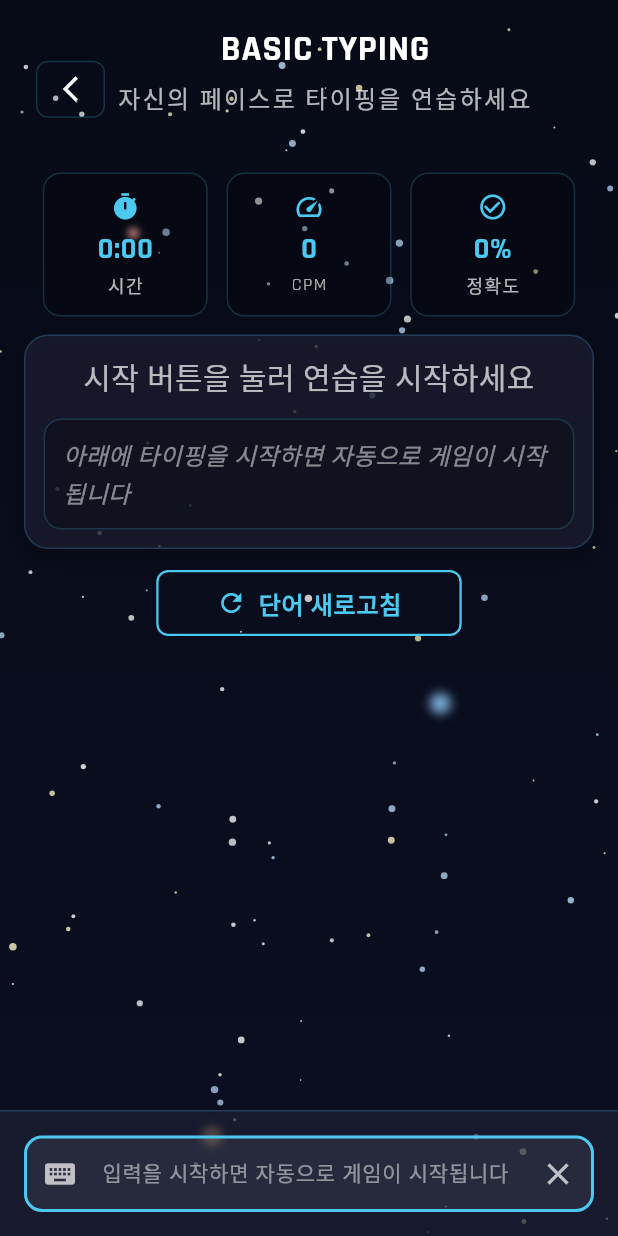
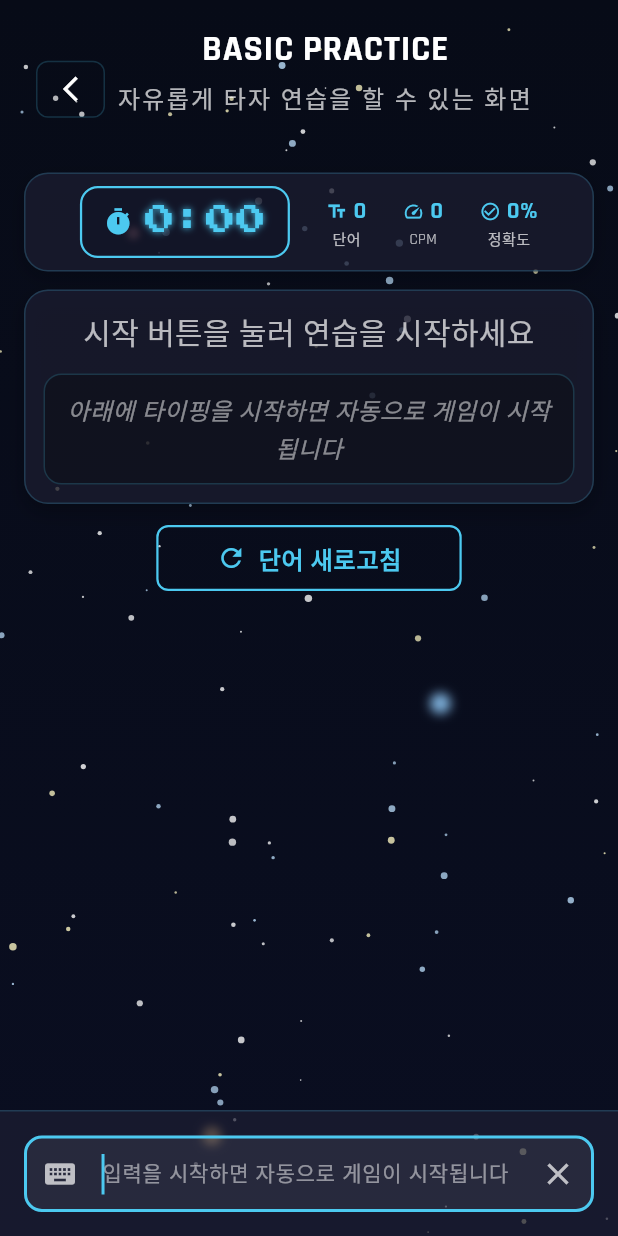
Before and after one commit to Do-Boo/galaxy-typing, a Flutter app: the BasicPracticeScreen screen opened directly, on a phone screen of 412 x 824 dp. Run offline on Flutter 3.47's test engine with Material 3 defaults, Android fonts, the phone set to English and light mode, and no system bars; our stand-ins replace hive_flutter, just_audio, shared_preferences; accounts and stored records are empty.

Commit message:
refactor: 모바일 화면에서 타이머와 통계 표시를 컴팩트한 미니 대시보드로 통합

```diff
--- a/lib/views/basic_practice_screen.dart
+++ b/lib/views/basic_practice_screen.dart
@@ -6,6 +6,7 @@
 
 import 'dart:async';
 
+import 'package:flutter/foundation.dart';
 import 'package:flutter/material.dart';
 import 'package:provider/provider.dart';
 
@@ -66,6 +67,9 @@ class _BasicPracticeScreenState extends State<BasicPracticeScreen> {
     // 단어 목록 생성 - 설정 컨트롤러에서 난이도에 따라 로드
     WidgetsBinding.instance.addPostFrameCallback((_) {
       _loadWords();
+
+      // 자동으로 입력 필드에 포커스 설정 (키보드 표시)
+      _inputFocusNode.requestFocus();
     });
 
     // 입력 텍스트 변경 리스너 추가
@@ -406,7 +410,8 @@ class _BasicPracticeScreenState extends State<BasicPracticeScreen> {
     return Scaffold(
       backgroundColor: AppColors.background,
       // 키보드가 표시될 때 화면이 리사이징되도록 설정
-      resizeToAvoidBottomInset: true, // 모든 디바이스에서 리사이징 활성화
+      // 모바일 웹에서는 리사이징을 비활성화하여 키보드 공백 문제 해결
+      resizeToAvoidBottomInset: !kIsWeb,
       body: Stack(
         children: [
           // 배경
@@ -454,167 +459,39 @@ class _BasicPracticeScreenState extends State<BasicPracticeScreen> {
                       ),
                       Expanded(
                         child: PageHeader(
-                          title: 'BASIC TYPING',
-                          subtitle: '자신의 페이스로 타이핑을 연습하세요',
+                          title: 'BASIC PRACTICE',
+                          subtitle: '자유롭게 타자 연습을 할 수 있는 화면',
                           centerAlign: true,
                           titleFontSize: isTablet ? 28 : 24,
                         ),
                       ),
-                      const SizedBox(width: 40), // 뒤로가기 버튼과 대칭을 위한 공간
+                      const SizedBox(width: 40),
                     ],
                   ),
 
                   const SizedBox(height: 12),
 
-                  // 통계 영역 - 웹 스타일의 통계 바 적용
-                  Container(
-                    width: double.infinity,
-                    constraints: const BoxConstraints(maxWidth: 600),
-                    child: Row(
-                      mainAxisAlignment: MainAxisAlignment.spaceEvenly,
-                      children: [
-                        _buildStatBox('시간', formattedTime, Icons.timer),
-                        _buildStatBox(
-                            'CPM', _currentCpm.toString(), Icons.speed),
-                        _buildStatBox(
-                            '정확도', '$accuracy%', Icons.check_circle_outline),
-                      ],
-                    ),
-                  ),
+                  // 모바일용 컴팩트 미니 대시보드 (타이머 + 통계를 통합)
+                  _buildMobileMiniDashboard(context, formattedTime, accuracy),
 
                   const SizedBox(height: 12),
 
                   // 타이핑 영역
-                  Container(
-                    constraints: const BoxConstraints(maxWidth: 600),
-                    child: Column(
-                      mainAxisAlignment: MainAxisAlignment.center,
-                      children: [
-                        // 단어 표시 카드
-                        Container(
-                          width: double.infinity,
-                          padding: const EdgeInsets.all(12),
-                          decoration: BoxDecoration(
-                            color: AppColors.backgroundLighter.withOpacity(0.7),
-                            borderRadius: BorderRadius.circular(16),
-                            border: Border.all(
-                              color: AppColors.borderColor,
-                              width: 1,
-                            ),
-                            boxShadow: const [
-                              BoxShadow(
-                                color: Colors.black26,
-                                blurRadius: 10,
-                                offset: Offset(0, 5),
-                              ),
-                            ],
-                          ),
-                          child: Column(
-                            children: [
-                              // 현재 목표 단어
-                              Text(
-                                _isPlaying
-                                    ? _currentWord
-                                    : '시작 버튼을 눌러 연습을 시작하세요',
-                                style: TextStyle(
-                                  fontSize: isTablet ? 24 : 20,
-                                  color: AppColors.textSecondary,
-                                  fontWeight: FontWeight.w500,
-                                ),
-                                textAlign: TextAlign.center,
-                              ),
-
-                              const SizedBox(height: 12),
-
-                              // 타이핑 피드백 영역
-                              Container(
-                                width: double.infinity,
-                                padding: const EdgeInsets.all(12),
-                                decoration: BoxDecoration(
-                                  color: Colors.black26,
-                                  borderRadius: BorderRadius.circular(12),
-                                  border: Border.all(
-                                    color: AppColors.borderColor,
-                                    width: 1,
-                                  ),
-                                ),
-                                constraints: const BoxConstraints(
-                                  minHeight: 60,
-                                ),
-                                child: _isPlaying
-                                    ? TypingTextDisplay(
-                                        targetText: _currentWord,
-                                        typedText: _currentTypedText,
-                                        fontSize: isTablet ? 24 : 20,
-                                      )
-                                    : Center(
-                                        child: Text(
-                                          '아래에 타이핑을 시작하면 자동으로 게임이 시작됩니다',
-                                          style: TextStyle(
-                                            fontSize: isTablet ? 18 : 16,
-                                            color: AppColors.textSecondary
-                                                .withOpacity(0.5),
-                                            fontStyle: FontStyle.italic,
-                                          ),
-                                        ),
-                                      ),
-                              ),
-                            ],
-                          ),
-                        ),
-                      ],
-                    ),
-                  ),
+                  _buildMobileTypingArea(context),
 
                   // 버튼 영역
-                  Container(
-                    constraints: const BoxConstraints(maxWidth: 600),
-                    margin: const EdgeInsets.symmetric(vertical: 12),
-                    child: Row(
-                      mainAxisAlignment: MainAxisAlignment.spaceEvenly,
-                      children: [
-                        if (_isPlaying && _isPaused)
-                          CosmicButton(
-                            label: '계속',
-                            icon: Icons.play_arrow,
-                            type: CosmicButtonType.primary,
-                            size: CosmicButtonSize.medium,
-                            onPressed: _startGame,
-                          )
-                        else if (_isPlaying && !_isPaused)
-                          CosmicButton(
-                            label: '일시정지',
-                            icon: Icons.pause,
-                            type: CosmicButtonType.outline,
-                            size: CosmicButtonSize.medium,
-                            onPressed: _pauseGame,
-                          ),
-                        if (_isPlaying)
-                          CosmicButton(
-                            label: '종료',
-                            icon: Icons.stop,
-                            type: CosmicButtonType.secondary,
-                            size: CosmicButtonSize.medium,
-                            onPressed: _endGame,
-                          )
-                        else
-                          CosmicButton(
-                            label: '단어 새로고침',
-                            icon: Icons.refresh,
-                            type: CosmicButtonType.outline,
-                            size: CosmicButtonSize.medium,
-                            onPressed: _loadWords,
-                          ),
-                      ],
+                  if (!_isPlaying)
+                    Container(
+                      margin: const EdgeInsets.symmetric(vertical: 12),
+                      child: _buildMobileControlButtons(context),
                     ),
-                  ),
                 ],
               ),
             ),
           ),
         ),
 
-        // 하단 입력 필드 영역 (키보드 위에 고정)
+        // 모바일에서 키보드 위에 고정되는 입력 필드
         Container(
           width: double.infinity,
           padding: const EdgeInsets.all(16),
@@ -633,6 +510,7 @@ class _BasicPracticeScreenState extends State<BasicPracticeScreen> {
                 child: TextField(
                   controller: _inputController,
                   focusNode: _inputFocusNode,
+                  enabled: !_isPaused,
                   style: TextStyle(
                     fontSize: isTablet ? 20 : 18,
                     color: AppColors.textPrimary,
@@ -644,7 +522,6 @@ class _BasicPracticeScreenState extends State<BasicPracticeScreen> {
                         : _isPaused
                             ? '일시 정지됨'
                             : '입력을 시작하면 자동으로 게임이 시작됩니다',
-                    enabled: !_isPaused,
                     filled: true,
                     fillColor: Colors.white.withOpacity(0.07),
                     border: OutlineInputBorder(
@@ -679,6 +556,7 @@ class _BasicPracticeScreenState extends State<BasicPracticeScreen> {
                   onSubmitted: (_) => _inputController.text += ' ',
                 ),
               ),
+              // 하단 입력 필드 옆에 일시정지/재개 버튼 추가
               if (_isPaused)
                 Padding(
                   padding: const EdgeInsets.only(left: 8),
@@ -700,6 +578,212 @@ class _BasicPracticeScreenState extends State<BasicPracticeScreen> {
                 ),
             ],
           ),
+        ),
+      ],
+    );
+  }
+
+  // 모바일용 미니 대시보드 (타이머 + 통계가 통합된 컴팩트한 형태)
+  Widget _buildMobileMiniDashboard(
+      BuildContext context, String formattedTime, int accuracy) {
+    return Container(
+      width: double.infinity,
+      constraints: const BoxConstraints(maxWidth: 600),
+      padding: const EdgeInsets.symmetric(vertical: 8, horizontal: 12),
+      decoration: BoxDecoration(
+        color: AppColors.backgroundLighter.withOpacity(0.7),
+        borderRadius: BorderRadius.circular(16),
+        border: Border.all(
+          color: AppColors.borderColor,
+          width: 1,
+        ),
+        boxShadow: [
+          BoxShadow(
+            color: Colors.black.withOpacity(0.2),
+            blurRadius: 10,
+            offset: const Offset(0, 4),
+          ),
+        ],
+      ),
+      child: Row(
+        mainAxisAlignment: MainAxisAlignment.spaceEvenly,
+        children: [
+          // 타이머 영역
+          Container(
+            padding: const EdgeInsets.symmetric(
+              vertical: 8,
+              horizontal: 14,
+            ),
+            decoration: BoxDecoration(
+              color: AppColors.background.withOpacity(0.3),
+              borderRadius: BorderRadius.circular(12),
+              border: Border.all(
+                color: AppColors.primary,
+                width: 1.5,
+              ),
+            ),
+            child: Row(
+              children: [
+                const Icon(Icons.timer, color: AppColors.primary, size: 20),
+                const SizedBox(width: 8),
+                Text(
+                  formattedTime,
+                  style: const TextStyle(
+                    fontFamily: 'PressStart2P',
+                    fontSize: 20,
+                    color: AppColors.primary,
+                    shadows: [
+                      Shadow(
+                        color: AppColors.primary,
+                        blurRadius: 6,
+                      ),
+                    ],
+                  ),
+                ),
+              ],
+            ),
+          ),
+
+          // 간단한 통계들 (작은 아이콘과 수치만 표시)
+          _buildMiniStatItem(Icons.text_fields, '$_totalWords', '단어'),
+          _buildMiniStatItem(Icons.speed, '$_currentCpm', 'CPM'),
+          _buildMiniStatItem(Icons.check_circle_outline, '$accuracy%', '정확도'),
+        ],
+      ),
+    );
+  }
+
+  // 미니 통계 아이템 (아이콘 + 수치)
+  Widget _buildMiniStatItem(IconData icon, String value, String label) {
+    return Tooltip(
+      message: label,
+      child: Column(
+        mainAxisSize: MainAxisSize.min,
+        children: [
+          Row(
+            mainAxisSize: MainAxisSize.min,
+            children: [
+              Icon(icon, color: AppColors.primary, size: 14),
+              const SizedBox(width: 4),
+              Text(
+                value,
+                style: const TextStyle(
+                  fontSize: 16,
+                  fontWeight: FontWeight.bold,
+                  color: AppColors.primary,
+                ),
+              ),
+            ],
+          ),
+          Text(
+            label,
+            style: const TextStyle(
+              fontSize: 10,
+              color: AppColors.textSecondary,
+            ),
+          ),
+        ],
+      ),
+    );
+  }
+
+  // 모바일용 타이핑 영역 위젯
+  Widget _buildMobileTypingArea(BuildContext context) {
+    final isTablet = ResponsiveHelper.isTablet(context);
+
+    return Container(
+      constraints: const BoxConstraints(maxWidth: 600),
+      child: Column(
+        mainAxisAlignment: MainAxisAlignment.center,
+        children: [
+          // 단어 표시 카드
+          Container(
+            width: double.infinity,
+            padding: const EdgeInsets.all(12),
+            decoration: BoxDecoration(
+              color: AppColors.backgroundLighter.withOpacity(0.7),
+              borderRadius: BorderRadius.circular(16),
+              border: Border.all(
+                color: AppColors.borderColor,
+                width: 1,
+              ),
+              boxShadow: const [
+                BoxShadow(
+                  color: Colors.black26,
+                  blurRadius: 10,
+                  offset: Offset(0, 5),
+                ),
+              ],
+            ),
+            child: Column(
+              children: [
+                // 현재 목표 단어
+                Text(
+                  _isPlaying ? _currentWord : '시작 버튼을 눌러 연습을 시작하세요',
+                  style: TextStyle(
+                    fontSize: isTablet ? 24 : 20,
+                    color: AppColors.textSecondary,
+                    fontWeight: FontWeight.w500,
+                  ),
+                  textAlign: TextAlign.center,
+                ),
+
+                const SizedBox(height: 12),
+
+                // 타이핑 피드백 영역
+                Container(
+                  width: double.infinity,
+                  padding: const EdgeInsets.all(12),
+                  decoration: BoxDecoration(
+                    color: Colors.black26,
+                    borderRadius: BorderRadius.circular(12),
+                    border: Border.all(
+                      color: AppColors.borderColor,
+                      width: 1,
+                    ),
+                  ),
+                  constraints: const BoxConstraints(
+                    minHeight: 60,
+                  ),
+                  child: _isPlaying
+                      ? TypingTextDisplay(
+                          targetText: _currentWord,
+                          typedText: _currentTypedText,
+                          fontSize: isTablet ? 24 : 20,
+                        )
+                      : Center(
+                          child: Text(
+                            '아래에 타이핑을 시작하면 자동으로 게임이 시작됩니다',
+                            style: TextStyle(
+                              fontSize: isTablet ? 18 : 16,
+                              color: AppColors.textSecondary.withOpacity(0.5),
+                              fontStyle: FontStyle.italic,
+                            ),
+                            textAlign: TextAlign.center,
+                          ),
+                        ),
+                ),
+              ],
+            ),
+          ),
+        ],
+      ),
+    );
+  }
+
+  // 모바일용 컨트롤 버튼 - 최소한의 버튼만 표시
+  Widget _buildMobileControlButtons(BuildContext context) {
+    const buttonSize = CosmicButtonSize.medium;
+
+    return Row(
+      mainAxisAlignment: MainAxisAlignment.center,
+      children: [
+        CosmicButton(
+          label: '단어 새로고침',
+          icon: Icons.refresh,
+          type: CosmicButtonType.outline,
+          size: buttonSize,
+          onPressed: _loadWords,
         ),
       ],
     );
```
Also changed, not shown: lib/views/time_challenge_screen.dart (+147 -59 lines).
